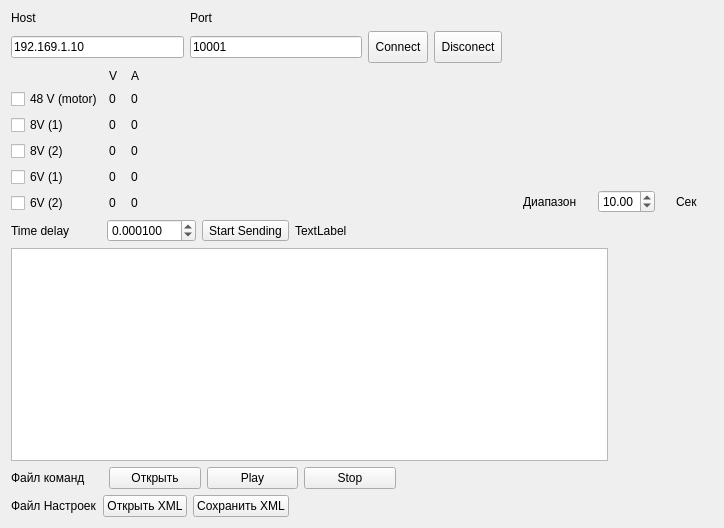
Above: AR600Controller.ui from AlexanderMokhov/AR-600Controller before the change. Below: the same form after it.
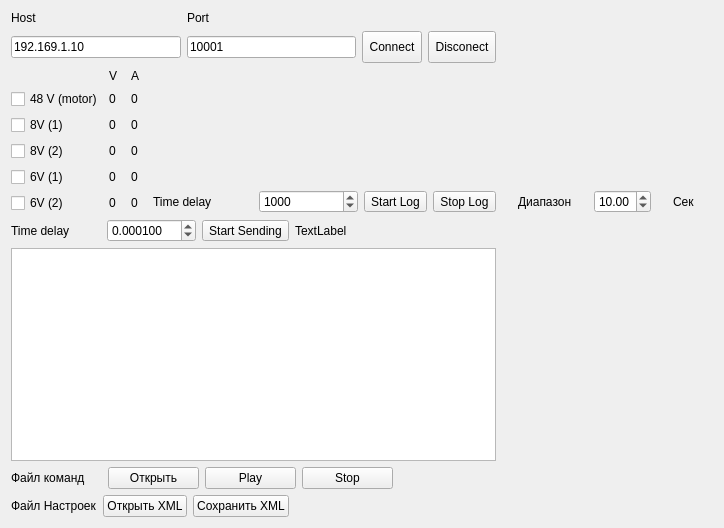
That is the form after the change. Custom widgets are drawn as their Qt base class.

Diff of the .ui file:
```diff
--- a/AR600Controller.ui
+++ b/AR600Controller.ui
@@ -72,17 +72,22 @@
      </item>
     </layout>
    </item>
-   <item row="0" column="4" rowspan="2" colspan="2">
-    <layout class="QGridLayout" name="gridLayout_3">
-     <item row="0" column="0">
-      <widget class="QCustomPlot" name="Plot" native="true">
-       <property name="sizePolicy">
-        <sizepolicy hsizetype="Expanding" vsizetype="Expanding">
-         <horstretch>0</horstretch>
-         <verstretch>0</verstretch>
-        </sizepolicy>
-       </property>
-       <property name="baseSize">
+   <item row="1" column="1" colspan="3">
+    <spacer name="horizontalSpacer_3">
+     <property name="orientation">
+      <enum>Qt::Horizontal</enum>
+     </property>
+     <property name="sizeHint" stdset="0">
+      <size>
+       <width>342</width>
+       <height>20</height>
+      </size>
+     </property>
+    </spacer>
+   </item>
+   <item row="4" column="0" colspan="4">
+    <widget class="QTableView" name="ChannelTableView">
+     <property name="minimumSize">
         <size>
          <width>0</width>
          <height>0</height>
@@ -90,52 +95,97 @@
        </property>
       </widget>
      </item>
-     <item row="1" column="0">
-      <layout class="QHBoxLayout" name="horizontalLayout">
+   <item row="6" column="0" colspan="2">
+    <layout class="QHBoxLayout" name="horizontalLayout_3">
        <item>
-        <widget class="QLabel" name="label_4">
-         <property name="sizePolicy">
-          <sizepolicy hsizetype="Fixed" vsizetype="Preferred">
-           <horstretch>0</horstretch>
-           <verstretch>0</verstretch>
-          </sizepolicy>
-         </property>
+      <widget class="QLabel" name="label_6">
+       <property name="text">
+        <string>Файл Настроек</string>
+       </property>
+      </widget>
+     </item>
+     <item>
+      <widget class="QPushButton" name="pButtonOpenXML">
          <property name="text">
-          <string>Диапазон</string>
+        <string>Открыть XML</string>
          </property>
         </widget>
        </item>
        <item>
-        <widget class="QDoubleSpinBox" name="doubleSpinBox">
-         <property name="sizePolicy">
-          <sizepolicy hsizetype="Maximum" vsizetype="Fixed">
-           <horstretch>0</horstretch>
-           <verstretch>0</verstretch>
-          </sizepolicy>
-         </property>
-         <property name="value">
-          <double>10.000000000000000</double>
+      <widget class="QPushButton" name="pButtonSaveXML">
+       <property name="text">
+        <string>Сохранить XML</string>
+       </property>
+      </widget>
+     </item>
+    </layout>
+   </item>
+   <item row="5" column="0" colspan="3">
+    <layout class="QHBoxLayout" name="horizontalLayout_4">
+     <item>
+      <widget class="QLabel" name="label_7">
+       <property name="text">
+        <string>Файл команд</string>
          </property>
         </widget>
        </item>
        <item>
-        <widget class="QLabel" name="label_5">
-         <property name="sizePolicy">
-          <sizepolicy hsizetype="Fixed" vsizetype="Preferred">
-           <horstretch>0</horstretch>
-           <verstretch>0</verstretch>
-          </sizepolicy>
-         </property>
+      <widget class="QPushButton" name="pButtonCFOpen">
+       <property name="text">
+        <string>Открыть</string>
+       </property>
+      </widget>
+     </item>
+     <item>
+      <widget class="QPushButton" name="pButtonFCPlay">
          <property name="text">
-          <string>Сек</string>
+        <string>Play</string>
          </property>
         </widget>
        </item>
-      </layout>
+     <item>
+      <widget class="QPushButton" name="pButtonFCStop">
+       <property name="text">
+        <string>Stop</string>
+       </property>
+      </widget>
      </item>
     </layout>
    </item>
-   <item row="1" column="0">
+   <item row="6" column="2" colspan="3">
+    <spacer name="horizontalSpacer">
+     <property name="orientation">
+      <enum>Qt::Horizontal</enum>
+     </property>
+     <property name="sizeHint" stdset="0">
+      <size>
+       <width>445</width>
+       <height>20</height>
+      </size>
+     </property>
+    </spacer>
+   </item>
+   <item row="3" column="2">
+    <widget class="QLabel" name="label_8">
+     <property name="text">
+      <string>TextLabel</string>
+     </property>
+    </widget>
+   </item>
+   <item row="5" column="3" colspan="2">
+    <spacer name="horizontalSpacer_2">
+     <property name="orientation">
+      <enum>Qt::Horizontal</enum>
+     </property>
+     <property name="sizeHint" stdset="0">
+      <size>
+       <width>339</width>
+       <height>20</height>
+      </size>
+     </property>
+    </spacer>
+   </item>
+   <item row="1" column="0" rowspan="2">
     <layout class="QGridLayout" name="gridLayout">
      <item row="0" column="1">
       <widget class="QLabel" name="label_14">
@@ -258,20 +308,7 @@
      </item>
     </layout>
    </item>
-   <item row="1" column="1" colspan="3">
-    <spacer name="horizontalSpacer_3">
-     <property name="orientation">
-      <enum>Qt::Horizontal</enum>
-     </property>
-     <property name="sizeHint" stdset="0">
-      <size>
-       <width>342</width>
-       <height>20</height>
-      </size>
-     </property>
-    </spacer>
-   </item>
-   <item row="2" column="0" colspan="2">
+   <item row="3" column="0" colspan="2">
     <layout class="QHBoxLayout" name="horizontalLayout_2">
      <item>
       <widget class="QLabel" name="label_3">
@@ -305,101 +342,106 @@
      </item>
     </layout>
    </item>
-   <item row="2" column="2">
-    <widget class="QLabel" name="label_8">
+   <item row="2" column="1" colspan="3">
+    <layout class="QHBoxLayout" name="horizontalLayout_5">
+     <item>
+      <widget class="QLabel" name="label_9">
      <property name="text">
-      <string>TextLabel</string>
+        <string>Time delay</string>
      </property>
     </widget>
    </item>
-   <item row="3" column="0" colspan="5">
-    <widget class="QTableView" name="ChannelTableView"/>
-   </item>
-   <item row="3" column="5">
+     <item>
+      <widget class="QSpinBox" name="spinBoxLog">
+       <property name="maximum">
+        <number>10000</number>
+       </property>
+       <property name="value">
+        <number>1000</number>
+       </property>
+      </widget>
+     </item>
+     <item>
+      <widget class="QToolButton" name="ButtonStartLog">
+       <property name="text">
+        <string>Start Log</string>
+       </property>
+      </widget>
+     </item>
+     <item>
+      <widget class="QToolButton" name="ButtonStopLog">
+       <property name="text">
+        <string>Stop Log</string>
+       </property>
+      </widget>
+     </item>
+    </layout>
+   </item>
+   <item row="4" column="4">
     <layout class="QHBoxLayout" name="DriverControolerLayout"/>
    </item>
-   <item row="4" column="0" colspan="3">
-    <layout class="QHBoxLayout" name="horizontalLayout_4">
-     <item>
-      <widget class="QLabel" name="label_7">
-       <property name="text">
-        <string>Файл команд</string>
+   <item row="0" column="4" rowspan="3">
+    <layout class="QGridLayout" name="gridLayout_3">
+     <item row="0" column="0">
+      <widget class="QCustomPlot" name="Plot" native="true">
+       <property name="sizePolicy">
+        <sizepolicy hsizetype="Expanding" vsizetype="Expanding">
+         <horstretch>0</horstretch>
+         <verstretch>0</verstretch>
+        </sizepolicy>
        </property>
-      </widget>
-     </item>
-     <item>
-      <widget class="QPushButton" name="pButtonCFOpen">
-       <property name="text">
-        <string>Открыть</string>
+       <property name="baseSize">
+        <size>
+         <width>0</width>
+         <height>0</height>
+        </size>
        </property>
       </widget>
      </item>
+     <item row="1" column="0">
+      <layout class="QHBoxLayout" name="horizontalLayout">
      <item>
-      <widget class="QPushButton" name="pButtonFCPlay">
-       <property name="text">
-        <string>Play</string>
-       </property>
-      </widget>
-     </item>
-     <item>
-      <widget class="QPushButton" name="pButtonFCStop">
+        <widget class="QLabel" name="label_4">
+         <property name="sizePolicy">
+          <sizepolicy hsizetype="Fixed" vsizetype="Preferred">
+           <horstretch>0</horstretch>
+           <verstretch>0</verstretch>
+          </sizepolicy>
+         </property>
        <property name="text">
-        <string>Stop</string>
+          <string>Диапазон</string>
        </property>
       </widget>
      </item>
-    </layout>
-   </item>
-   <item row="4" column="3" colspan="3">
-    <spacer name="horizontalSpacer_2">
-     <property name="orientation">
-      <enum>Qt::Horizontal</enum>
-     </property>
-     <property name="sizeHint" stdset="0">
-      <size>
-       <width>339</width>
-       <height>20</height>
-      </size>
-     </property>
-    </spacer>
-   </item>
-   <item row="5" column="0" colspan="2">
-    <layout class="QHBoxLayout" name="horizontalLayout_3">
      <item>
-      <widget class="QLabel" name="label_6">
-       <property name="text">
-        <string>Файл Настроек</string>
-       </property>
-      </widget>
-     </item>
-     <item>
-      <widget class="QPushButton" name="pButtonOpenXML">
-       <property name="text">
-        <string>Открыть XML</string>
+        <widget class="QDoubleSpinBox" name="doubleSpinBox">
+         <property name="sizePolicy">
+          <sizepolicy hsizetype="Maximum" vsizetype="Fixed">
+           <horstretch>0</horstretch>
+           <verstretch>0</verstretch>
+          </sizepolicy>
+         </property>
+         <property name="value">
+          <double>10.000000000000000</double>
        </property>
       </widget>
      </item>
      <item>
-      <widget class="QPushButton" name="pButtonSaveXML">
+        <widget class="QLabel" name="label_5">
+         <property name="sizePolicy">
+          <sizepolicy hsizetype="Fixed" vsizetype="Preferred">
+           <horstretch>0</horstretch>
+           <verstretch>0</verstretch>
+          </sizepolicy>
+         </property>
        <property name="text">
-        <string>Сохранить XML</string>
+          <string>Сек</string>
        </property>
       </widget>
      </item>
     </layout>
    </item>
-   <item row="5" column="2" colspan="4">
-    <spacer name="horizontalSpacer">
-     <property name="orientation">
-      <enum>Qt::Horizontal</enum>
-     </property>
-     <property name="sizeHint" stdset="0">
-      <size>
-       <width>445</width>
-       <height>20</height>
-      </size>
-     </property>
-    </spacer>
+    </layout>
    </item>
   </layout>
  </widget>
```
Lines whose indentation alone changed are shown as unchanged.
